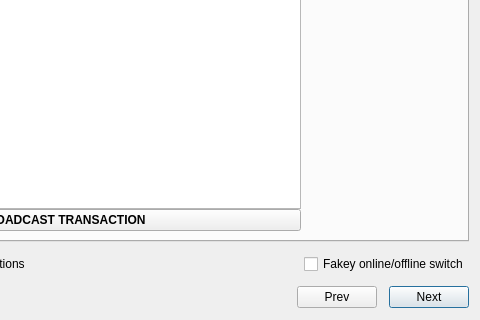
Above: src/qt/forms/offlinetransactionsdialog.ui from gwillen/bitcoin before the change; both pictures show x 199 to 679 and y 161 to 481 of the 679 by 481 pixel window. Below: the same form after it.
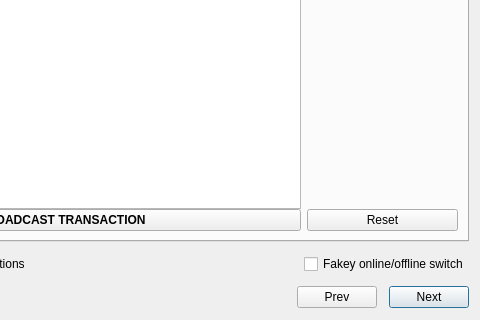
That is the form after the change. The open tabs and pages were chosen to show the change.

Commit message: WIP: support assembling multiple transactions for broadcast

Diff of the .ui file:
```diff
--- a/src/qt/forms/offlinetransactionsdialog.ui
+++ b/src/qt/forms/offlinetransactionsdialog.ui
@@ -460,6 +460,13 @@
                  </property>
                 </spacer>
                </item>
+               <item>
+                <widget class="QPushButton" name="resetButton3">
+                 <property name="text">
+                  <string>Reset</string>
+                 </property>
+                </widget>
+               </item>
               </layout>
              </item>
             </layout>
```
Left out of the diff: 2 changed lines with no effect on the pictures. The commit also changes 2 other files.
